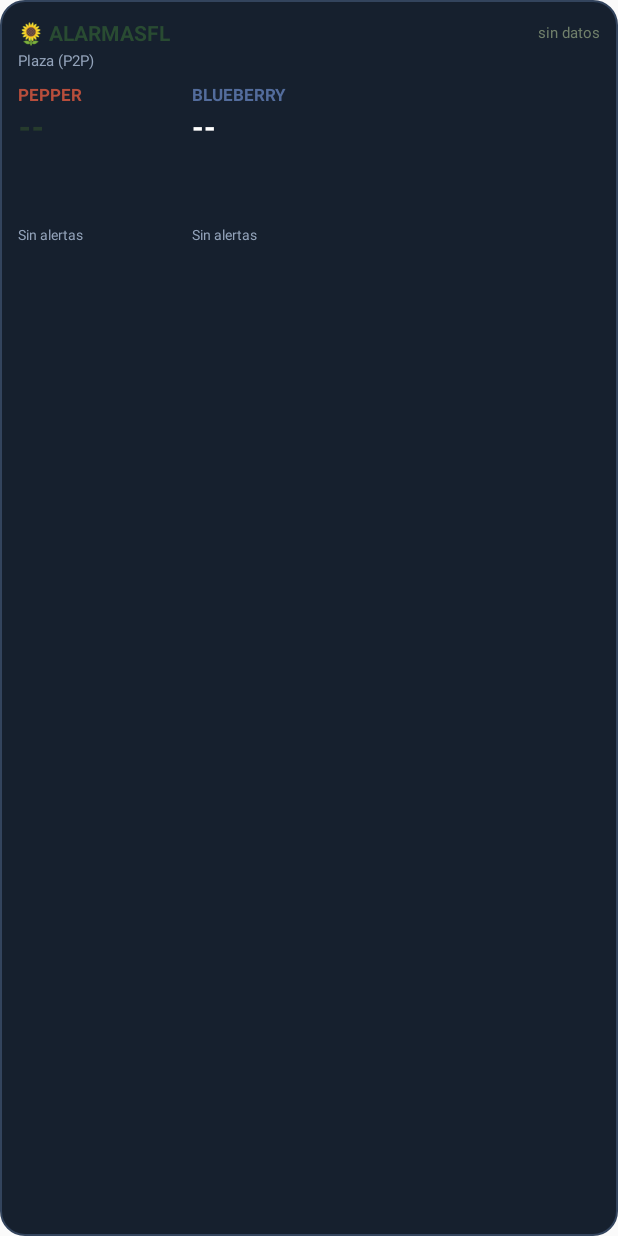
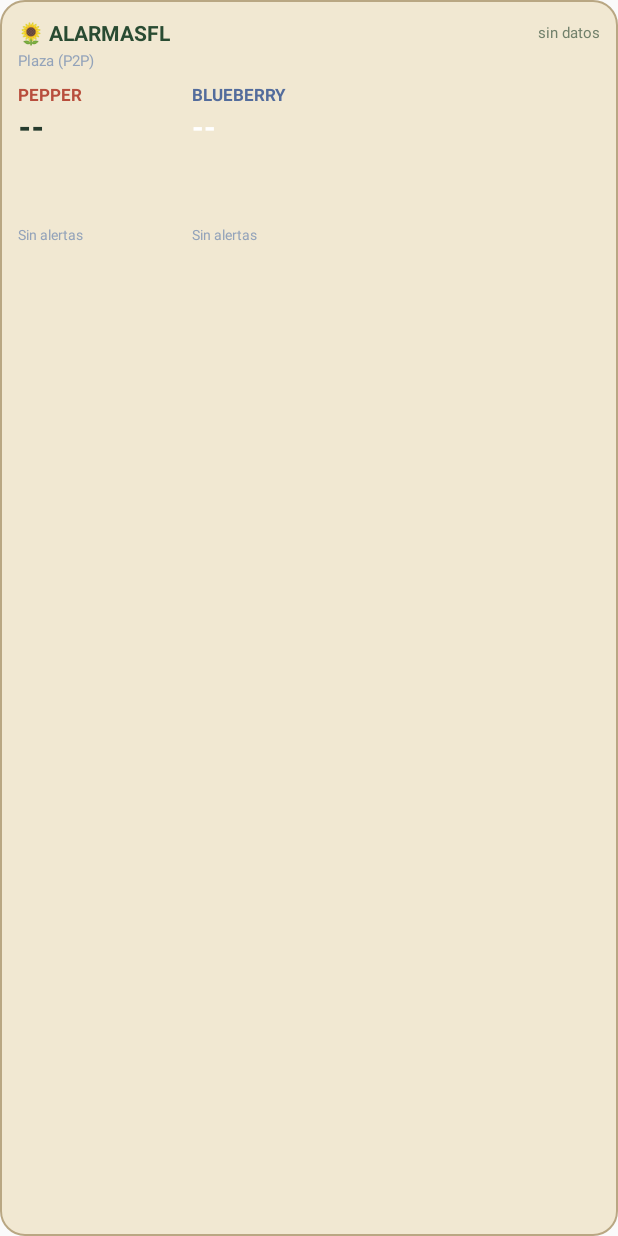
Before and after one commit to OnlyFinal/AlarmaSFL, an Android app: the layout widget_sfl.xml on its own in the app's theme, with its tools: preview values and no code run, on a phone screen of 412 x 824 dp. Run offline under Robolectric (Android 15) with nearby library versions, the phone set to English and light mode, and no system bars.

Commit message:
Use parchment background for SFL widget

```diff
--- a/app/src/main/res/drawable/widget_bg.xml
+++ b/app/src/main/res/drawable/widget_bg.xml
@@ -1,5 +1,5 @@
 <shape xmlns:android="http://schemas.android.com/apk/res/android">
-    <solid android:color="#16202E"/>
+    <solid android:color="#F1E8D2"/>
     <corners android:radius="16dp"/>
-    <stroke android:width="1dp" android:color="#33445D"/>
+    <stroke android:width="1dp" android:color="#B9A783"/>
 </shape>
```
